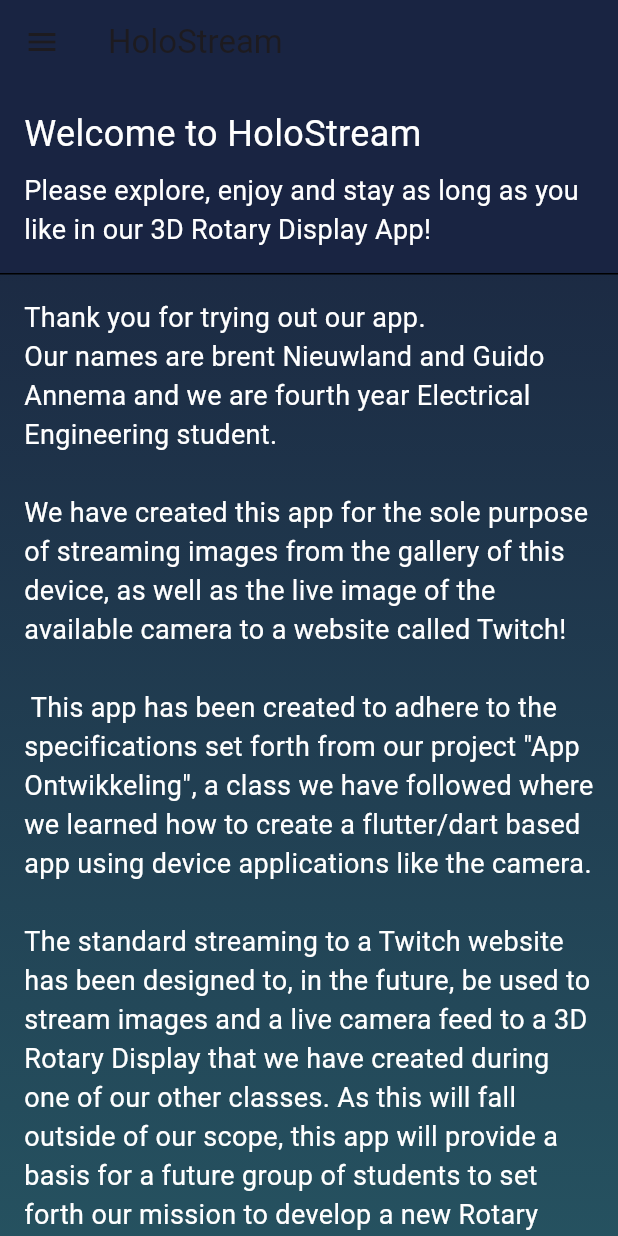
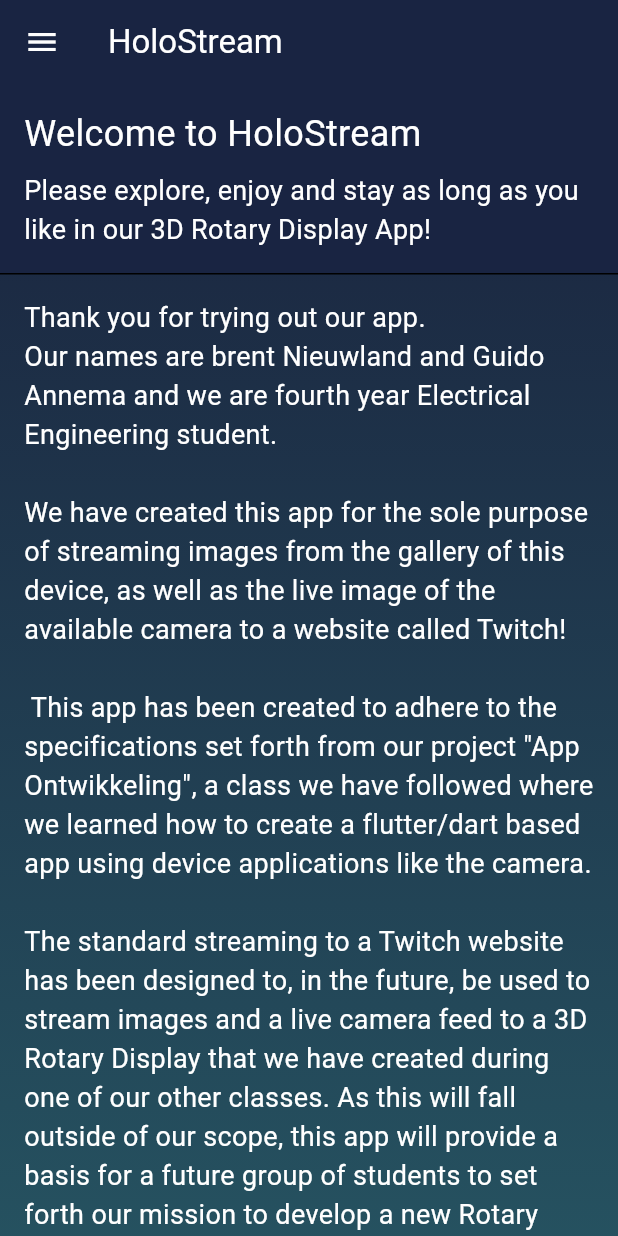
Before and after one commit to Starceus001/Streaming-Service-App, a Flutter app: the screen it shows after launch, on a phone screen of 412 x 824 dp. Run offline on Flutter 3.47's test engine with Material 3 defaults, Android fonts, the phone set to English and light mode, and no system bars; our stand-ins replace image_picker; Roboto replaces fonts that are missing (Exo); project files that could hold a hidden picture were left out.

Commit message:
changed colors of menu text (HoloStream)

```diff
--- a/lib/main.dart
+++ b/lib/main.dart
@@ -50,8 +50,12 @@ class _MyHomePageState extends State<MyHomePage> {
 
     return Scaffold(
       appBar: AppBar(
-        title: Text(widget.title),
-        backgroundColor: Color(0xFF192442),
+        title: Text(
+          widget.title,
+          style: const TextStyle(color: Colors.white),
+        ),
+        backgroundColor: const Color(0xFF192442),
+        iconTheme: const IconThemeData(color: Colors.white),
       ),
       body: IndexedStack(
         index: _selectedIndex,
```
